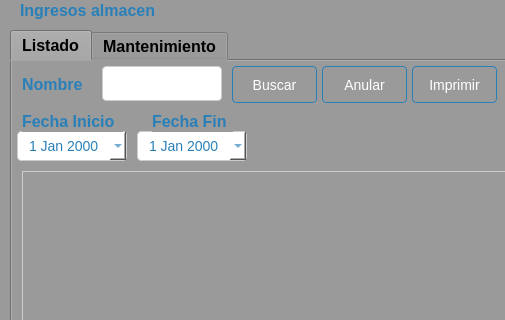
Before: the Qt Designer form Sistema de ventas/ui/FrmIngreso.ui in CodeDrTech/DevelopPython, drawn with Qt 5; both pictures show x 0 to 505 and y 0 to 320 of the 980 by 743 pixel window.
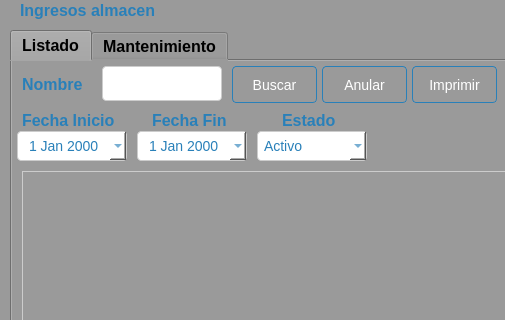
After: the same form once the commit is applied. Icons and pictures are not drawn.

Diff of the .ui file:
```diff
--- a/Sistema de ventas/ui/FrmIngreso.ui
+++ b/Sistema de ventas/ui/FrmIngreso.ui
@@ -450,7 +450,7 @@
       <property name="geometry">
        <rect>
         <x>10</x>
-        <y>50</y>
+        <y>49</y>
         <width>101</width>
         <height>21</height>
        </rect>
@@ -480,7 +480,7 @@
       <property name="geometry">
        <rect>
         <x>140</x>
-        <y>50</y>
+        <y>49</y>
         <width>81</width>
         <height>21</height>
        </rect>
@@ -506,6 +506,80 @@
        <string>Fecha Fin</string>
       </property>
      </widget>
+     <widget class="QComboBox" name="cmbEstado">
+      <property name="geometry">
+       <rect>
+        <x>245</x>
+        <y>70</y>
+        <width>110</width>
+        <height>30</height>
+       </rect>
+      </property>
+      <property name="toolTip">
+       <string>&lt;html&gt;&lt;head/&gt;&lt;body&gt;&lt;p&gt;Doble click para buscar articulos&lt;/p&gt;&lt;/body&gt;&lt;/html&gt;</string>
+      </property>
+      <property name="styleSheet">
+       <string notr="true">QComboBox {
+    background-color: #ffffff;
+    border: 1px solid #cccccc;
+    padding: 6px;
+    border-radius: 4px;
+    font-size: 14px;
+    color: #2980b9;
+}
+
+QComboBox:hover {
+    border: 1px solid #3498db;
+}
+
+QComboBox QAbstractItemView {
+    border: 1px solid #cccccc;
+    background-color: white;
+    selection-background-color: #3498db;
+}
+</string>
+      </property>
+      <item>
+       <property name="text">
+        <string>Activo</string>
+       </property>
+      </item>
+      <item>
+       <property name="text">
+        <string>Inactivo</string>
+       </property>
+      </item>
+     </widget>
+     <widget class="QLabel" name="label_26">
+      <property name="geometry">
+       <rect>
+        <x>270</x>
+        <y>49</y>
+        <width>61</width>
+        <height>21</height>
+       </rect>
+      </property>
+      <property name="font">
+       <font>
+        <pointsize>-1</pointsize>
+        <bold>true</bold>
+       </font>
+      </property>
+      <property name="styleSheet">
+       <string notr="true">QWidget {
+    background-color: #9a9a9a;
+}
+
+QLabel {
+    color: #2980b9;
+    font-size: 16px;
+    font-weight: bold;
+}</string>
+      </property>
+      <property name="text">
+       <string>Estado</string>
+      </property>
+     </widget>
     </widget>
     <widget class="QWidget" name="tab_2">
      <attribute name="title">
```
